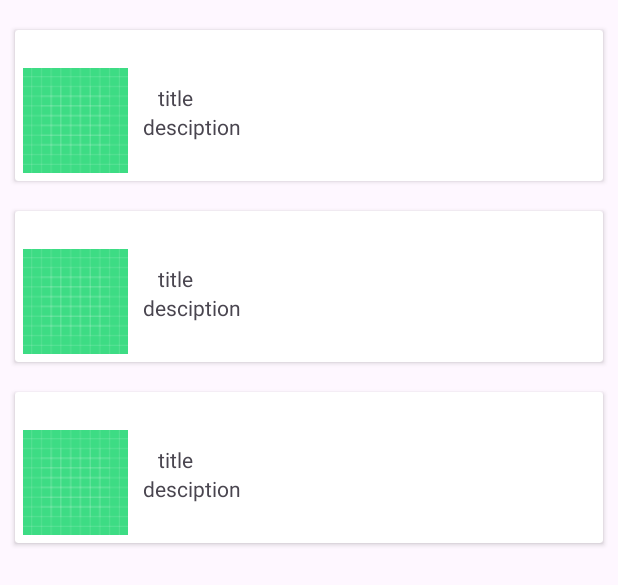
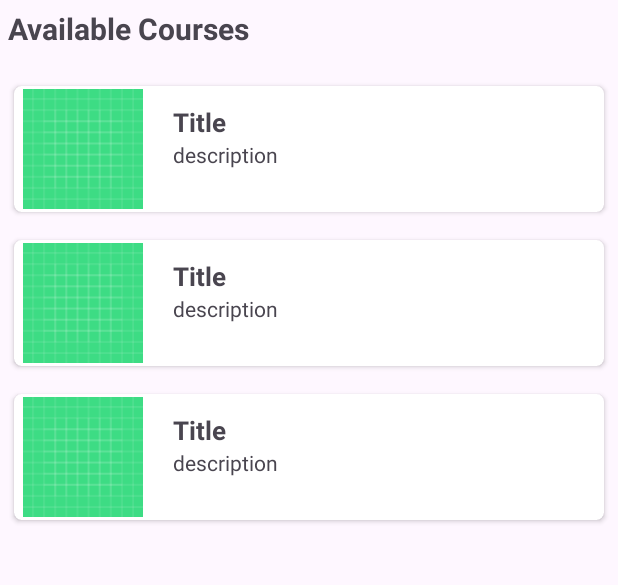
Before and after one commit to surajsahani/merakilearnAI, an Android app: the layout activity_course.xml on its own in the app's theme, with its tools: preview values and no code run, on a phone screen of 412 x 824 dp. Shown: the top 585 px of the screen. Run offline under Robolectric (Android 15) with nearby library versions, the phone set to English and light mode, and no system bars.

Commit message:
courseActivity fix and adding third activity

```diff
--- a/app/src/main/java/com/androidhacks/merakiliteai/MainActivity.kt
+++ b/app/src/main/java/com/androidhacks/merakiliteai/MainActivity.kt
@@ -54,6 +54,7 @@ class MainActivity : AppCompatActivity() {
             viewModel.getCourseExercise()
             Toast.makeText(this, "CLicked on ${it.name}", Toast.LENGTH_SHORT).show()
             val intent = Intent(this, CourseActivity::class.java)
+            intent.putExtra("selectedPathwayIndex", it.id)
             startActivity(intent)
         }
 
--- /dev/null
+++ b/app/src/main/java/com/androidhacks/merakiliteai/models/Content.kt
@@ -0,0 +1,6 @@
+package com.androidhacks.merakiliteai.models
+
+data class Content(
+    val type: String,
+    val value: String
+)
--- a/app/src/main/java/com/androidhacks/merakiliteai/models/Course.kt
+++ b/app/src/main/java/com/androidhacks/merakiliteai/models/Course.kt
@@ -1,4 +1,6 @@
 package com.androidhacks.merakiliteai.models
+
+import androidx.room.Ignore
 
 data class Course(
     val id: Int,
@@ -6,4 +8,5 @@ data class Course(
     val name: String,
     val short_description: String,
     val completed_portion: Int,
+    val exercises : List<Exercise>
 )
--- a/app/src/main/java/com/androidhacks/merakiliteai/network/ApiService.kt
+++ b/app/src/main/java/com/androidhacks/merakiliteai/network/ApiService.kt
@@ -1,8 +1,8 @@
 package com.androidhacks.merakiliteai.network
 
 import com.androidhacks.merakiliteai.models.CourseContainer
+import com.androidhacks.merakiliteai.models.CourseExerciseContainer
 import com.androidhacks.merakiliteai.models.PathwayContainer
-import com.androidhacks.merakiliteai.models.CourseExerciseContainer
 import retrofit2.http.GET
 import retrofit2.http.Path
 import retrofit2.http.Query
--- a/app/src/main/java/com/androidhacks/merakiliteai/viewmodel/HomeViewModel.kt
+++ b/app/src/main/java/com/androidhacks/merakiliteai/viewmodel/HomeViewModel.kt
@@ -3,9 +3,9 @@ package com.androidhacks.merakiliteai.viewmodel
 import androidx.lifecycle.LiveData
 import androidx.lifecycle.ViewModel
 import androidx.lifecycle.viewModelScope
+import com.androidhacks.merakiliteai.models.Course
 import com.androidhacks.merakiliteai.models.CourseContainer
 import com.androidhacks.merakiliteai.models.CourseExerciseContainer
-import com.androidhacks.merakiliteai.models.Pathway
 import com.androidhacks.merakiliteai.models.PathwayContainer
 import com.androidhacks.merakiliteai.repository.HomeRepo
 import kotlinx.coroutines.Dispatchers
@@ -34,7 +34,7 @@ class HomeViewModel (private val repo: HomeRepo) : ViewModel() {
     }
     val pathwayContainer : LiveData<PathwayContainer> = repo.pathways
 
-    val courseContainer : LiveData<CourseContainer> = repo.courses
+    val courseContainer : LiveData<List<Course>> = repo.courses
 
     val courseContainerExercise : LiveData<CourseExerciseContainer> = repo.courseExerciseContainer
 
--- a/app/src/main/res/layout/activity_course.xml
+++ b/app/src/main/res/layout/activity_course.xml
@@ -6,16 +6,30 @@
     <androidx.constraintlayout.widget.ConstraintLayout
         android:layout_width="match_parent"
         android:layout_height="match_parent"
+        android:layout_marginBottom="10dp"
         tools:context=".CourseActivity">
+
+        <TextView
+            android:id="@+id/txtCourse"
+            android:layout_width="match_parent"
+            android:layout_height="wrap_content"
+            android:text="Available Courses"
+            android:textSize="20sp"
+            android:layout_margin="5dp"
+            android:textStyle="bold"
+            android:layout_marginBottom="13dp"
+            app:layout_constraintTop_toTopOf="parent"/>
 
         <androidx.recyclerview.widget.RecyclerView
             android:id="@+id/courseRecycler"
             android:layout_width="match_parent"
             android:layout_height="wrap_content"
-            android:layout_marginTop="10dp"
+            android:layout_marginTop="15dp"
+            android:layout_marginBottom="10dp"
+            android:scrollbars="horizontal"
             app:layout_constraintLeft_toLeftOf="parent"
             app:layout_constraintRight_toRightOf="parent"
             tools:listitem="@layout/item_course"
-            app:layout_constraintTop_toTopOf="parent"/>
+            app:layout_constraintTop_toBottomOf="@id/txtCourse" />
     </androidx.constraintlayout.widget.ConstraintLayout>
 </layout>
--- a/app/src/main/res/layout/item_course.xml
+++ b/app/src/main/res/layout/item_course.xml
@@ -1,35 +1,40 @@
 <?xml version="1.0" encoding="utf-8"?>
-<layout>
+<layout xmlns:app="http://schemas.android.com/apk/res-auto"
+    xmlns:tools="http://schemas.android.com/tools">
     <androidx.cardview.widget.CardView xmlns:android="http://schemas.android.com/apk/res/android"
         android:layout_width="match_parent"
-        android:layout_margin="10dp"
+        android:layout_margin="9dp"
+        app:cardCornerRadius="5dp"
+        android:padding="5dp"
         android:layout_height="wrap_content">
         <RelativeLayout
             android:layout_width="wrap_content"
-            android:layout_height="wrap_content"
-            android:layout_margin="5dp">
+            android:padding="2dp"
+            android:layout_height="wrap_content">
             <ImageView
                 android:id="@+id/course_logo"
-                android:layout_width="70dp"
-                android:layout_height="70dp"
-                android:layout_marginTop="20dp"
+                android:layout_width="80dp"
+                android:layout_height="80dp"
+                android:layout_marginStart="4dp"
                 android:src="@drawable/ic_launcher_background"/>
 
             <TextView
                 android:id="@+id/course_name"
                 android:layout_width="wrap_content"
                 android:layout_height="wrap_content"
-                android:text="title "
+                tools:text="Title"
+                android:textStyle="bold"
+                android:textSize="17sp"
+                android:layout_marginTop="10dp"
                 android:layout_toEndOf="@+id/course_logo"
-                android:layout_marginTop="30dp"
                 android:layout_marginStart="20dp"
                 />
             <TextView
                 android:id="@+id/description_txt"
                 android:layout_width="wrap_content"
                 android:layout_height="wrap_content"
-                android:text="desciption"
-                android:layout_marginStart="10dp"
+                tools:text="description"
+                android:layout_marginStart="20dp"
                 android:layout_toEndOf="@+id/course_logo"
                 android:layout_below="@+id/course_name"/>
         </RelativeLayout>
```
Also changed, not shown: app/src/main/AndroidManifest.xml (+7 -0 lines), app/src/main/java/com/androidhacks/merakiliteai/CourseActivity.kt (+8 -9 lines), app/src/main/java/com/androidhacks/merakiliteai/ExerciseActivity.kt (added, +11 -0 lines), app/src/main/java/com/androidhacks/merakiliteai/models/Exercise.kt (added, +15 -0 lines), app/src/main/java/com/androidhacks/merakiliteai/repository/HomeRepo.kt (+9 -4 lines), app/src/main/res/layout/activity_exercise.xml (added, +9 -0 lines), app/src/main/java/com/androidhacks/merakiliteai/models/CourseExerciseContainer.kt (line endings or trailing spaces).
